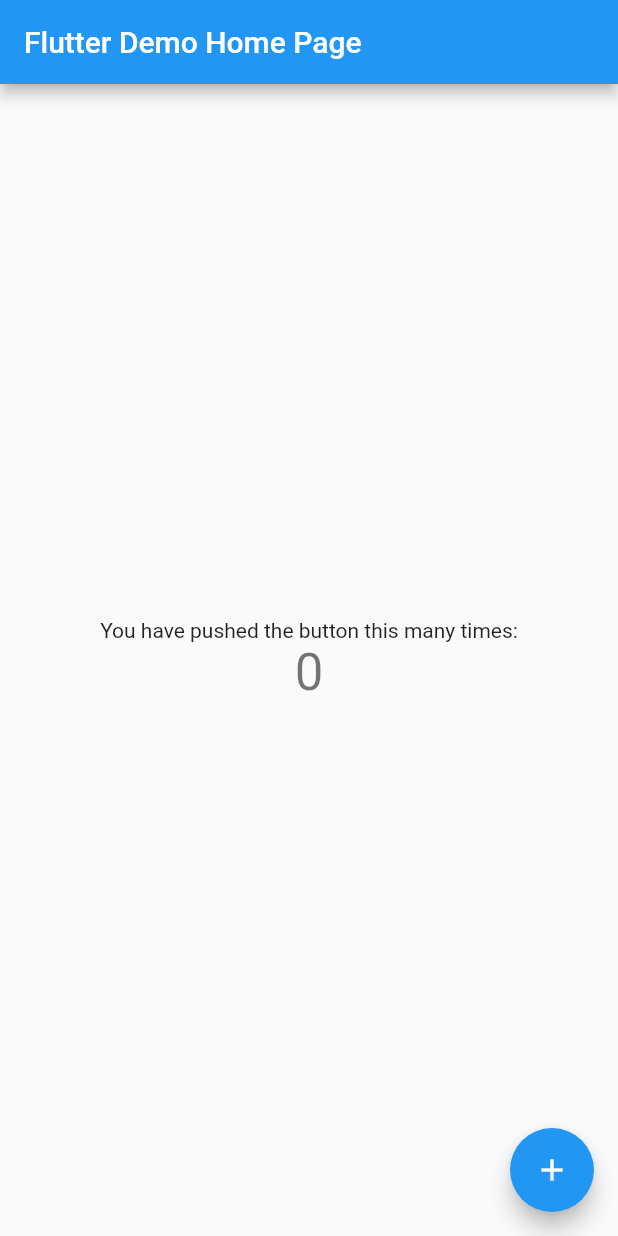
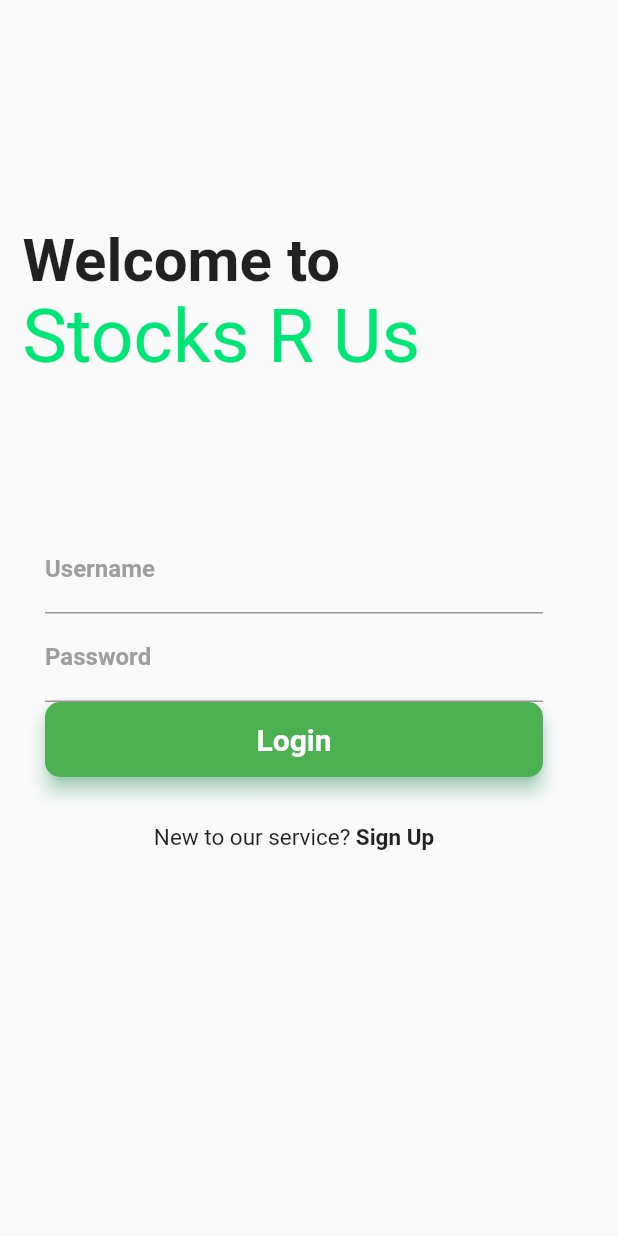
Before and after one commit to xyronic15/StockInfo-Mobile-Application, a Flutter app: the screen it shows after launch, on a phone screen of 412 x 824 dp. Run offline on Flutter 3.47's test engine with Material 2 defaults, Android fonts, the light colour scheme and no system bars.

Commit message:
finished inital welcome screen

```diff
--- a/stocks_r_us/lib/main.dart
+++ b/stocks_r_us/lib/main.dart
@@ -1,4 +1,5 @@
 import 'package:flutter/material.dart';
+import 'package:stocks_r_us/screens/welcome_screen/welcome.dart';
 
 void main() {
   runApp(const MyApp());
@@ -11,105 +12,10 @@
   @override
   Widget build(BuildContext context) {
     return MaterialApp(
-      title: 'Flutter Demo',
-      theme: ThemeData(
-        // This is the theme of your application.
-        //
-        // Try running your application with "flutter run". You'll see the
-        // application has a blue toolbar. Then, without quitting the app, try
-        // changing the primarySwatch below to Colors.green and then invoke
-        // "hot reload" (press "r" in the console where you ran "flutter run",
-        // or simply save your changes to "hot reload" in a Flutter IDE).
-        // Notice that the counter didn't reset back to zero; the application
-        // is not restarted.
-        primarySwatch: Colors.blue,
-      ),
-      home: const MyHomePage(title: 'Flutter Demo Home Page'),
+      debugShowCheckedModeBanner: false,
+      title: 'Stocks R Us',
+      theme: ThemeData(primarySwatch: Colors.green),
+      home: const WelcomePage(),
     );
   }
 }
-
-class MyHomePage extends StatefulWidget {
-  const MyHomePage({Key? key, required this.title}) : super(key: key);
-
-  // This widget is the home page of your application. It is stateful, meaning
-  // that it has a State object (defined below) that contains fields that affect
-  // how it looks.
-
-  // This class is the configuration for the state. It holds the values (in this
-  // case the title) provided by the parent (in this case the App widget) and
-  // used by the build method of the State. Fields in a Widget subclass are
-  // always marked "final".
-
-  final String title;
-
-  @override
-  State<MyHomePage> createState() => _MyHomePageState();
-}
-
-class _MyHomePageState extends State<MyHomePage> {
-  int _counter = 0;
-
-  void _incrementCounter() {
-    setState(() {
-      // This call to setState tells the Flutter framework that something has
-      // changed in this State, which causes it to rerun the build method below
-      // so that the display can reflect the updated values. If we changed
-      // _counter without calling setState(), then the build method would not be
-      // called again, and so nothing would appear to happen.
-      _counter++;
-    });
-  }
-
-  @override
-  Widget build(BuildContext context) {
-    // This method is rerun every time setState is called, for instance as done
-    // by the _incrementCounter method above.
-    //
-    // The Flutter framework has been optimized to make rerunning build methods
-    // fast, so that you can just rebuild anything that needs updating rather
-    // than having to individually change instances of widgets.
-    return Scaffold(
-      appBar: AppBar(
-        // Here we take the value from the MyHomePage object that was created by
-        // the App.build method, and use it to set our appbar title.
-        title: Text(widget.title),
-      ),
-      body: Center(
-        // Center is a layout widget. It takes a single child and positions it
-        // in the middle of the parent.
-        child: Column(
-          // Column is also a layout widget. It takes a list of children and
-          // arranges them vertically. By default, it sizes itself to fit its
-          // children horizontally, and tries to be as tall as its parent.
-          //
-          // Invoke "debug painting" (press "p" in the console, choose the
-          // "Toggle Debug Paint" action from the Flutter Inspector in Android
-          // Studio, or the "Toggle Debug Paint" command in Visual Studio Code)
-          // to see the wireframe for each widget.
-          //
-          // Column has various properties to control how it sizes itself and
-          // how it positions its children. Here we use mainAxisAlignment to
-          // center the children vertically; the main axis here is the vertical
-          // axis because Columns are vertical (the cross axis would be
-          // horizontal).
-          mainAxisAlignment: MainAxisAlignment.center,
-          children: <Widget>[
-            const Text(
-              'You have pushed the button this many times:',
-            ),
-            Text(
-              '$_counter',
-              style: Theme.of(context).textTheme.headline4,
-            ),
-          ],
-        ),
-      ),
-      floatingActionButton: FloatingActionButton(
-        onPressed: _incrementCounter,
-        tooltip: 'Increment',
-        child: const Icon(Icons.add),
-      ), // This trailing comma makes auto-formatting nicer for build methods.
-    );
-  }
-}
--- /dev/null
+++ b/stocks_r_us/lib/screens/welcome_screen/welcome.dart
@@ -0,0 +1,101 @@
+// ignore_for_file: prefer_const_constructors, duplicate_ignore
+
+import 'package:flutter/material.dart';
+
+class WelcomePage extends StatelessWidget {
+  const WelcomePage({Key? key}) : super(key: key);
+
+  @override
+  Widget build(BuildContext context) {
+    return Scaffold(
+        body: Column(
+      children: <Widget>[
+        // ignore: avoid_unnecessary_containers
+        Container(
+          child: Stack(
+            children: [
+              Container(
+                // ignore: prefer_const_constructors
+                padding: EdgeInsets.fromLTRB(15, 150, 0, 1),
+                child: Text(
+                  'Welcome to',
+                  style: TextStyle(fontSize: 40, fontWeight: FontWeight.bold),
+                ),
+              ),
+              Container(
+                padding: EdgeInsets.fromLTRB(15, 195, 10, 10),
+                child: Text(
+                  'Stocks R Us',
+                  style:
+                      TextStyle(fontSize: 50, color: Colors.greenAccent[400]),
+                ),
+              ),
+              Center(
+                child: Column(
+                  mainAxisAlignment: MainAxisAlignment.center,
+                  children: [
+                    Container(
+                        padding: EdgeInsets.fromLTRB(30, 350, 50, 0),
+                        child: Column(
+                          // ignore: prefer_const_literals_to_create_immutables
+                          children: [
+                            TextField(
+                                decoration: InputDecoration(
+                              labelText: 'Username',
+                              labelStyle: TextStyle(
+                                  fontWeight: FontWeight.bold,
+                                  color: Colors.grey),
+                            )),
+                            TextField(
+                                decoration: InputDecoration(
+                              labelText: 'Password',
+                              labelStyle: (TextStyle(
+                                  fontWeight: FontWeight.bold,
+                                  color: Colors.grey)),
+                            )),
+                            Container(
+                              height: 50,
+                              child: Material(
+                                borderRadius: BorderRadius.circular(10),
+                                shadowColor: Colors.greenAccent,
+                                color: Colors.green,
+                                elevation: 5.0,
+                                child: GestureDetector(
+                                    onTap: () {},
+                                    child: Center(
+                                        child: Text(
+                                      'Login',
+                                      style: TextStyle(
+                                          color: Colors.white,
+                                          fontWeight: FontWeight.bold,
+                                          fontSize: 20),
+                                    ))),
+                              ),
+                            ),
+                            Row(
+                              mainAxisAlignment: MainAxisAlignment.center,
+                              children: <Widget>[
+                                Padding(padding: EdgeInsets.only(top: 80)),
+                                Text('New to our service? ',
+                                    style: TextStyle(fontSize: 15)),
+                                InkWell(
+                                  onTap: () {},
+                                  child: Text('Sign Up',
+                                      style: TextStyle(
+                                          fontWeight: FontWeight.bold,
+                                          fontSize: 15)),
+                                )
+                              ],
+                            )
+                          ],
+                        )),
+                  ],
+                ),
+              )
+            ],
+          ),
+        )
+      ],
+    ));
+  }
+}
```
